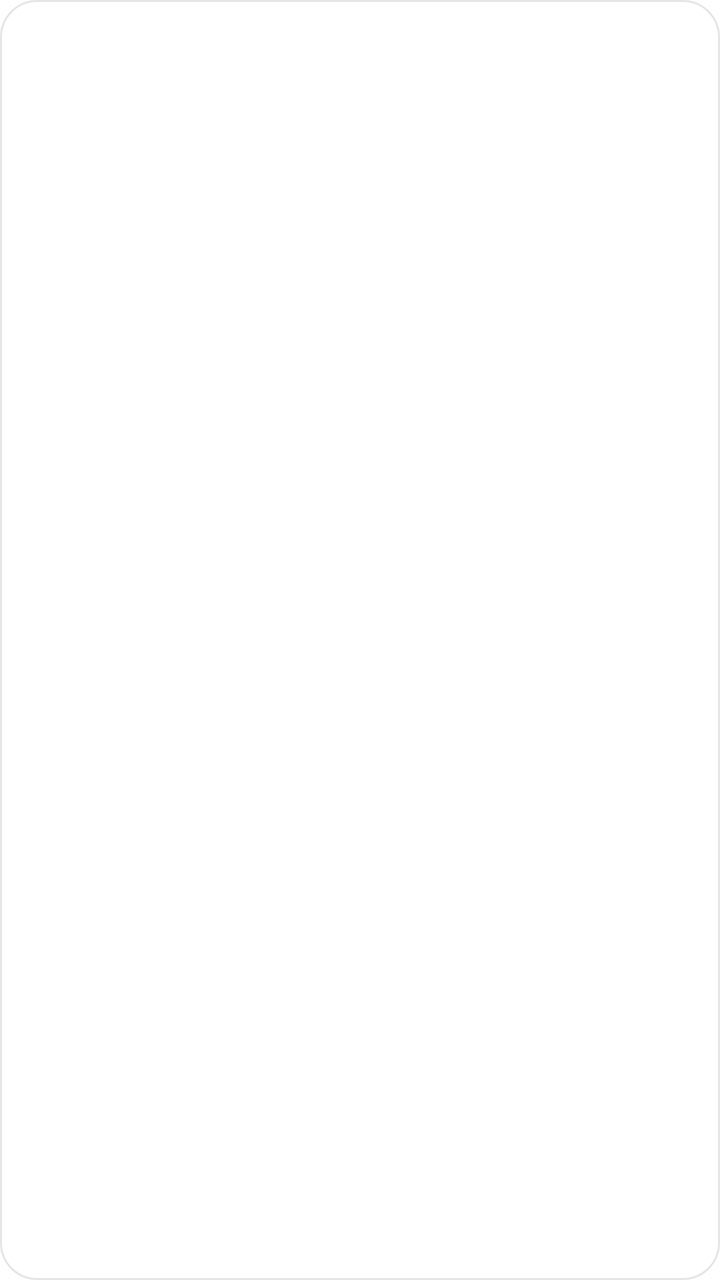
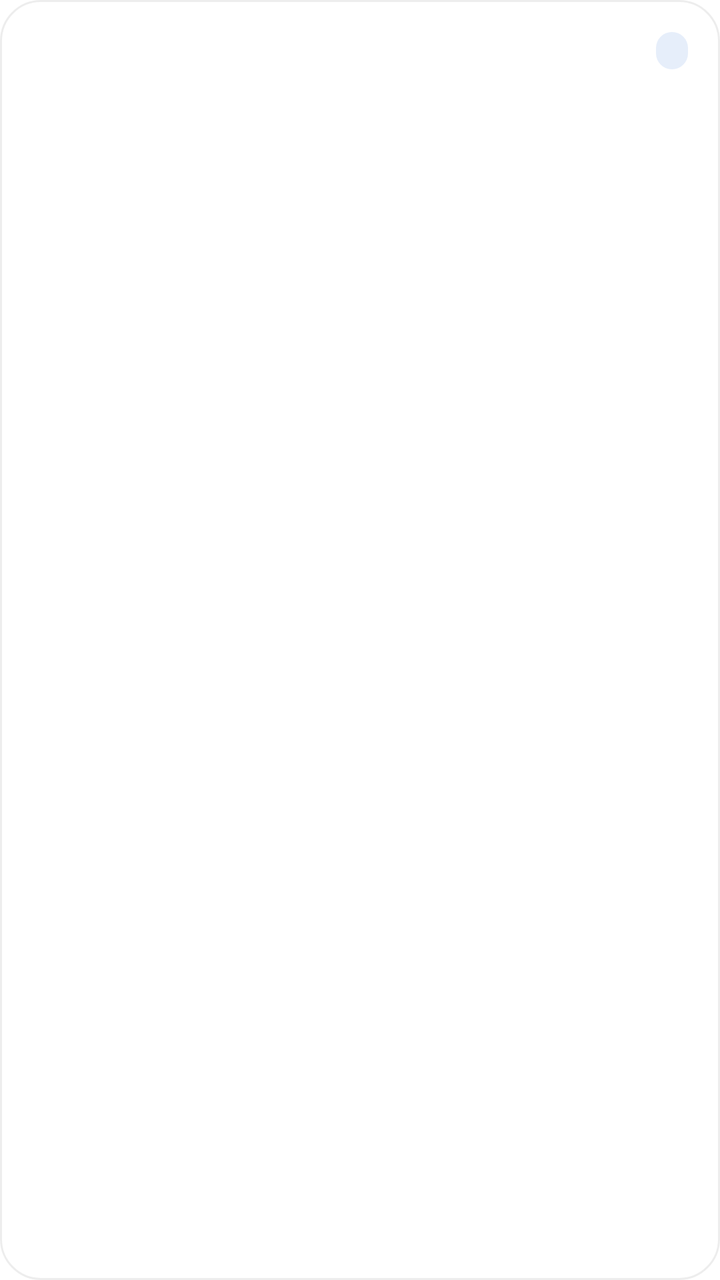

An Android layout rendered at two revisions. The XML below is the earlier revision; the diff shows what the commit changed to produce the second picture.
<!-- AndroidManifest.xml: fallback theme Theme.MaterialComponents.DayNight.NoActionBar -->
<!-- res/layout/widget_huajuan_new_item_shortcut.xml -->
<?xml version="1.0" encoding="utf-8"?>
<LinearLayout xmlns:android="http://schemas.android.com/apk/res/android"
    android:id="@+id/widget_new_item_root"
    android:layout_width="match_parent"
    android:layout_height="match_parent"
    android:background="@drawable/widget_card_background"
    android:gravity="center_vertical"
    android:orientation="vertical">

    <TextView
        android:id="@+id/widget_new_item_title"
        android:layout_width="match_parent"
        android:layout_height="wrap_content"
        android:textColor="@color/widget_text_primary"
        android:textSize="18sp"
        android:textStyle="bold" />

    <TextView
        android:id="@+id/widget_new_item_subtitle"
        android:layout_width="match_parent"
        android:layout_height="wrap_content"
        android:layout_marginTop="6dp"
        android:textColor="@color/widget_text_secondary"
        android:textSize="13sp" />
</LinearLayout>
<!-- resources referenced by this layout -->
<resources>
  <color name="widget_text_primary">#DE000000</color>
  <color name="widget_text_secondary">#8A000000</color>
  <!-- drawable widget_card_background (drawable) -->
  <?xml version="1.0" encoding="utf-8"?>
  <shape xmlns:android="http://schemas.android.com/apk/res/android" android:shape="rectangle">
      <solid android:color="#FFFFFFFF" />
      <corners android:radius="18dp" />
      <stroke
          android:width="1dp"
          android:color="#1A000000" />
      <padding
          android:left="14dp"
          android:top="14dp"
          android:right="14dp"
          android:bottom="14dp" />
  </shape>
</resources>

<!-- the commit's change to res/layout/widget_huajuan_new_item_shortcut.xml (unified diff, before → after) -->
@@ -4,22 +4,47 @@
     android:layout_width="match_parent"
     android:layout_height="match_parent"
     android:background="@drawable/widget_card_background"
-    android:gravity="center_vertical"
     android:orientation="vertical">
 
-    <TextView
-        android:id="@+id/widget_new_item_title"
+    <LinearLayout
         android:layout_width="match_parent"
         android:layout_height="wrap_content"
-        android:textColor="@color/widget_text_primary"
-        android:textSize="18sp"
-        android:textStyle="bold" />
+        android:gravity="center_vertical"
+        android:orientation="horizontal">
+
+        <TextView
+            android:id="@+id/widget_new_item_title"
+            android:layout_width="0dp"
+            android:layout_height="wrap_content"
+            android:layout_weight="1"
+            android:ellipsize="end"
+            android:maxLines="1"
+            android:textColor="@color/widget_text_primary"
+            android:textSize="17sp"
+            android:textStyle="bold" />
+
+        <TextView
+            android:id="@+id/widget_new_item_accent"
+            android:layout_width="wrap_content"
+            android:layout_height="wrap_content"
+            android:layout_marginStart="8dp"
+            android:background="@drawable/widget_badge_background"
+            android:paddingLeft="8dp"
+            android:paddingTop="2dp"
+            android:paddingRight="8dp"
+            android:paddingBottom="2dp"
+            android:textColor="@color/widget_badge_text"
+            android:textSize="11sp"
+            android:textStyle="bold" />
+    </LinearLayout>
 
     <TextView
         android:id="@+id/widget_new_item_subtitle"
         android:layout_width="match_parent"
         android:layout_height="wrap_content"
-        android:layout_marginTop="6dp"
+        android:layout_marginTop="8dp"
+        android:ellipsize="end"
+        android:maxLines="2"
         android:textColor="@color/widget_text_secondary"
         android:textSize="13sp" />
 </LinearLayout>
<!-- resource entries referenced after the edit -->
@@ -1,20 +1,28 @@
 <!-- resources referenced by this layout -->
 <resources>
+  <color name="widget_badge_text">#FF0046A8</color>
   <color name="widget_text_primary">#DE000000</color>
   <color name="widget_text_secondary">#8A000000</color>
+  <!-- drawable widget_badge_background (drawable) -->
+  <?xml version="1.0" encoding="utf-8"?>
+  <shape xmlns:android="http://schemas.android.com/apk/res/android" android:shape="rectangle">
+      <solid android:color="@color/widget_badge_bg" />
+      <corners android:radius="999dp" />
+  </shape>
   <!-- drawable widget_card_background (drawable) -->
   <?xml version="1.0" encoding="utf-8"?>
   <shape xmlns:android="http://schemas.android.com/apk/res/android" android:shape="rectangle">
       <solid android:color="#FFFFFFFF" />
-      <corners android:radius="18dp" />
+      <corners android:radius="20dp" />
       <stroke
           android:width="1dp"
-          android:color="#1A000000" />
+          android:color="#12000000" />
       <padding
-          android:left="14dp"
+          android:left="16dp"
           android:top="14dp"
-          android:right="14dp"
+          android:right="16dp"
           android:bottom="14dp" />
   </shape>
+  <color name="widget_badge_bg">#1A0B57D0</color>
 </resources>
 
